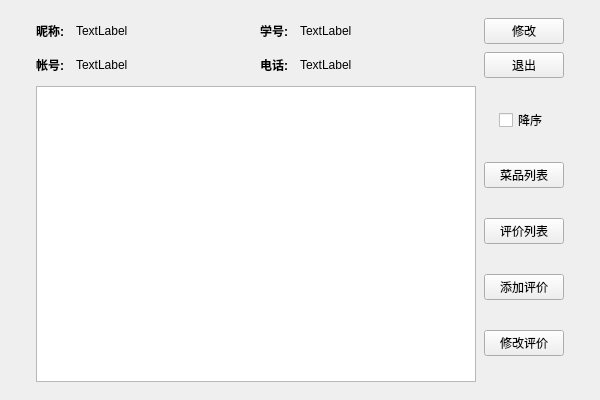
Old version of the form ui/home.ui in the repository fanenr/cxx-DS-client.
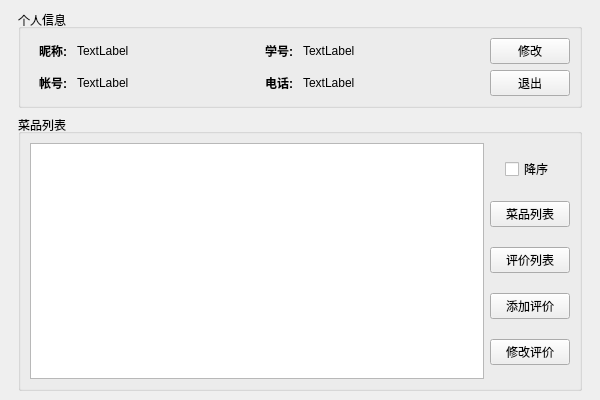
New version of the form.

What changed in the file:
```diff
--- a/ui/home.ui
+++ b/ui/home.ui
@@ -14,26 +14,27 @@
    <string>主页</string>
   </property>
   <widget class="QWidget" name="center">
-   <layout class="QVBoxLayout" name="verticalLayout" stretch="0,0">
-    <property name="spacing">
-     <number>8</number>
-    </property>
+   <layout class="QVBoxLayout" name="vbox" stretch="0,0">
     <property name="leftMargin">
-     <number>36</number>
-    </property>
-    <property name="topMargin">
      <number>18</number>
     </property>
     <property name="rightMargin">
-     <number>36</number>
-    </property>
-    <property name="bottomMargin">
      <number>18</number>
     </property>
     <item>
-     <layout class="QHBoxLayout" name="hlay1" stretch="1,0">
+     <widget class="QGroupBox" name="group">
+      <property name="title">
+       <string>个人信息</string>
+      </property>
+      <property name="alignment">
+       <set>Qt::AlignmentFlag::AlignLeading|Qt::AlignmentFlag::AlignLeft|Qt::AlignmentFlag::AlignVCenter</set>
+      </property>
+      <layout class="QHBoxLayout" name="hbox">
       <item>
-       <layout class="QGridLayout" name="glay" columnstretch="0,1,0,1">
+        <layout class="QGridLayout" name="grid" columnstretch="0,1,0,1">
+         <property name="leftMargin">
+          <number>9</number>
+         </property>
         <item row="1" column="0">
          <widget class="QLabel" name="hint2">
           <property name="font">
@@ -113,7 +114,7 @@
        </layout>
       </item>
       <item>
-       <layout class="QVBoxLayout" name="vlay3">
+        <layout class="QVBoxLayout" name="vbox_2">
         <item>
          <widget class="QPushButton" name="pbtn1">
           <property name="sizePolicy">
@@ -143,9 +144,17 @@
        </layout>
       </item>
      </layout>
+     </widget>
     </item>
     <item>
-     <layout class="QHBoxLayout" name="hlay2" stretch="1,0">
+     <widget class="QGroupBox" name="group_2">
+      <property name="title">
+       <string>菜品列表</string>
+      </property>
+      <property name="alignment">
+       <set>Qt::AlignmentFlag::AlignLeading|Qt::AlignmentFlag::AlignLeft|Qt::AlignmentFlag::AlignVCenter</set>
+      </property>
+      <layout class="QHBoxLayout" name="hbox_2">
       <item>
        <widget class="QListWidget" name="list">
         <property name="sizePolicy">
@@ -160,7 +169,7 @@
        </widget>
       </item>
       <item>
-       <layout class="QVBoxLayout" name="vlay4" stretch="0,0,0,0,0">
+        <layout class="QVBoxLayout" name="vbox_3" stretch="0,0,0,0,0">
         <item alignment="Qt::AlignmentFlag::AlignHCenter">
          <widget class="QCheckBox" name="sort">
           <property name="sizePolicy">
@@ -229,6 +238,7 @@
        </layout>
       </item>
      </layout>
+     </widget>
     </item>
    </layout>
   </widget>
```
Lines whose indentation alone changed are shown as unchanged.
